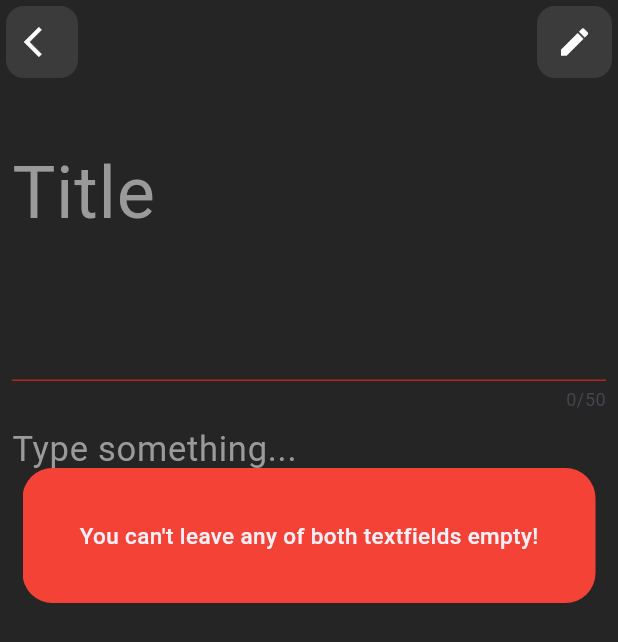
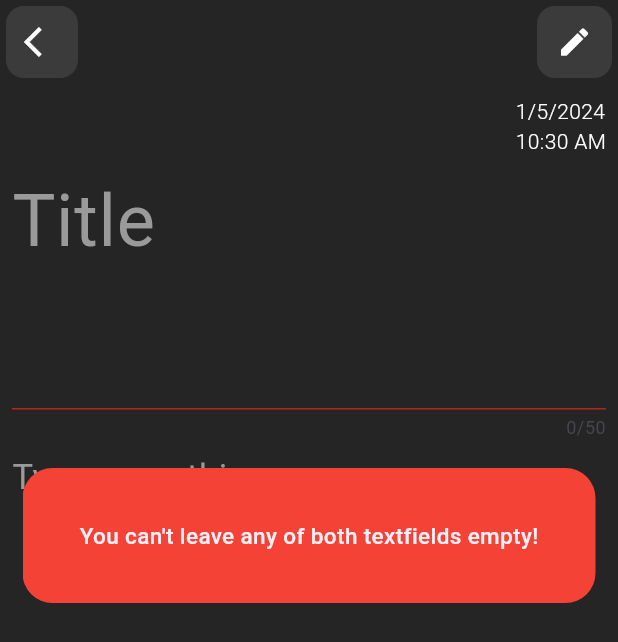
Before and after one commit to Ahmed7773333/Note_app-with-Hive-flutter, a Flutter app: the NotePage screen opened directly with empty values, after a tap on the "edit" icon, on a phone screen of 412 x 824 dp. Shown: the top 642 px of the screen. Run offline on Flutter 3.47's test engine with Material 3 defaults, Android fonts, the phone set to English and light mode, and no system bars; our stand-ins replace hive, hive_flutter; accounts and stored records are empty.

Commit message:
code smells

```diff
--- a/lib/iconbtn.dart
+++ b/lib/iconbtn.dart
@@ -1,18 +1,19 @@
 import 'package:flutter/material.dart';
 
+// ignore: must_be_immutable
 class Iconbtn extends StatelessWidget {
   Icon icon;
   double size;
-  Iconbtn({required this.icon, required this.size});
+  Iconbtn({super.key, required this.icon, required this.size});
 
   @override
   Widget build(BuildContext context) {
     return Container(
-      margin: EdgeInsets.all(4),
+      margin: const EdgeInsets.all(4),
       width: 50,
       height: 50,
       decoration: BoxDecoration(
-        color: Color(0xff3B3B3B),
+        color: const Color(0xff3B3B3B),
         borderRadius: BorderRadius.circular(12),
       ),
       child: icon,
--- /dev/null
+++ b/lib/my_app.dart
@@ -0,0 +1,21 @@
+import 'package:flutter/material.dart';
+import 'package:noota/home.dart';
+
+class NoteApp extends StatelessWidget {
+  const NoteApp({super.key});
+
+  @override
+  Widget build(BuildContext context) {
+    return MaterialApp(
+      debugShowCheckedModeBanner: false,
+      theme: ThemeData(
+        scaffoldBackgroundColor: const Color(0xff252525),
+        appBarTheme: const AppBarTheme(
+          backgroundColor: Colors.transparent,
+          elevation: 0,
+        ),
+      ),
+      home: const HomeScreen(),
+    );
+  }
+}
--- a/lib/myThemeData.dart
+++ b/lib/my_theme_data.dart
@@ -1,14 +1,14 @@
 import 'package:flutter/material.dart';
 
 class MyThemeData {
-  static Color primaryColor = Color(0xFFB7935F);
-  static Color blackColor = Color(0xFF242424);
+  static Color primaryColor = const Color(0xFFB7935F);
+  static Color blackColor = const Color(0xFF242424);
   static ThemeData lightTheme = ThemeData(
       scaffoldBackgroundColor: Colors.transparent,
       textTheme: TextTheme(
           bodySmall: TextStyle(
               fontSize: 20, fontWeight: FontWeight.w400, color: blackColor),
-          bodyMedium: TextStyle(
+          bodyMedium: const TextStyle(
               fontSize: 25,
               fontWeight: FontWeight.w700,
               color: Color(0xFFFFFFFF)),
--- a/lib/note.dart
+++ b/lib/note.dart
@@ -1,4 +1,4 @@
-import 'package:hive/hive.dart';
+import 'package:hive_flutter/hive_flutter.dart';
 
 part 'note.g.dart';
 
@@ -21,7 +21,6 @@ class Note extends HiveObject {
   }) : timeOnclock = DateTime.now() {
     amOrPm = timeOnclock.hour < 12 ? 'AM' : 'PM';
     time =
-        '${(timeOnclock.month)}/${(timeOnclock.day)}/${(timeOnclock.year)}\n${(timeOnclock.hour)}:${(timeOnclock.minute)} ' +
-            amOrPm!;
+        '${(timeOnclock.month)}/${(timeOnclock.day)}/${(timeOnclock.year)}\n${(timeOnclock.hour)}:${(timeOnclock.minute)} ${amOrPm!}';
   }
 }
--- a/lib/notePage.dart
+++ b/lib/note_page.dart
@@ -1,27 +1,23 @@
+// ignore: file_names
 import 'package:flutter/material.dart';
-import 'package:get/get.dart';
-import 'package:hive_flutter/hive_flutter.dart';
-import 'package:note_app/home.dart';
-import 'package:note_app/iconbtn.dart';
-import 'package:note_app/note.dart';
+import 'package:noota/hive_helper.dart';
+import 'package:noota/home.dart';
 
-import 'addnotePage.dart';
+import 'iconbtn.dart';
+import 'note.dart';
 
 class NotePage extends StatefulWidget {
-  final String title;
-  final String subject;
-  final String time;
+  final Note note;
   final TextEditingController _titleController;
   final TextEditingController _subjectController;
   final int index;
 
   NotePage({
-    required this.title,
-    required this.subject,
-    required this.time,
+    super.key,
+    required this.note,
     required this.index,
-  })  : _titleController = TextEditingController(text: title),
-        _subjectController = TextEditingController(text: subject);
+  })  : _titleController = TextEditingController(text: note.title),
+        _subjectController = TextEditingController(text: note.subject);
 
   @override
   State<NotePage> createState() => _NotePageState();
@@ -37,7 +33,7 @@ class _NotePageState extends State<NotePage> {
         leading: InkWell(
           onTap: () => Navigator.pop(context),
           child: Iconbtn(
-            icon: Icon(Icons.arrow_back_ios, color: Colors.white),
+            icon: const Icon(Icons.arrow_back_ios, color: Colors.white),
             size: 24,
           ),
         ),
@@ -53,20 +49,20 @@ class _NotePageState extends State<NotePage> {
                           left: MediaQuery.of(context).size.width * 0.15,
                           bottom: MediaQuery.of(context).size.height * 0.02),
                       actionsAlignment: MainAxisAlignment.center,
-                      backgroundColor: Color(0xff252525),
+                      backgroundColor: const Color(0xff252525),
                       title: Center(
                         child: Padding(
                           padding: EdgeInsets.only(
                               bottom:
                                   MediaQuery.of(context).size.height * 0.02),
-                          child: Icon(
+                          child: const Icon(
                             Icons.info,
                             color: Color(0xff606060),
                             size: 36,
                           ),
                         ),
                       ),
-                      content: Text(
+                      content: const Text(
                         'Saving changes?',
                         style: TextStyle(
                           color: Color(0xffCFCFCF),
@@ -75,10 +71,10 @@ class _NotePageState extends State<NotePage> {
                       ),
                       actions: <Widget>[
                         TextButton(
-                          style: ButtonStyle(
+                          style: const ButtonStyle(
                               backgroundColor:
                                   MaterialStatePropertyAll(Color(0xffFF0000))),
-                          child: Text(
+                          child: const Text(
                             'Discard',
                             style: TextStyle(
                               color: Colors.white,
@@ -92,25 +88,26 @@ class _NotePageState extends State<NotePage> {
                           width: MediaQuery.of(context).size.width * 0.05,
                         ),
                         TextButton(
-                          style: ButtonStyle(
+                          style: const ButtonStyle(
                               backgroundColor:
                                   MaterialStatePropertyAll(Color(0xff30BE71))),
-                          child: Text(
+                          child: const Text(
                             'Save',
                             style: TextStyle(
                               color: Colors.white,
                             ),
                           ),
                           onPressed: () async {
-                            var box = Hive.box<Note>('note');
-                            var note = box.getAt(widget.index);
-                            note!.title = widget._titleController.text;
-                            note.subject = widget._subjectController.text;
-                            await note.save();
+                            var keyy = widget.note.key;
+                            widget.note.title = widget._titleController.text;
+                            widget.note.subject =
+                                widget._subjectController.text;
+                            CrudHelper.update(keyy, widget.note);
+                            // ignore: use_build_context_synchronously
                             Navigator.push(
                               context,
                               MaterialPageRoute(
-                                builder: (context) => HomeScreen(),
+                                builder: (context) => const HomeScreen(),
                               ),
                             );
                           },
@@ -124,18 +121,18 @@ class _NotePageState extends State<NotePage> {
                   SnackBar(
                     padding: EdgeInsets.only(
                         bottom: MediaQuery.of(context).size.height * 0.5),
-                    duration: Duration(milliseconds: 2500),
+                    duration: const Duration(milliseconds: 2500),
                     behavior: SnackBarBehavior.floating,
                     backgroundColor: Colors.transparent,
                     elevation: 0,
                     content: Container(
-                      padding: EdgeInsets.all(16),
+                      padding: const EdgeInsets.all(16),
                       height: 90,
                       decoration: BoxDecoration(
                         color: Colors.red,
                         borderRadius: BorderRadius.circular(20),
                       ),
-                      child: Center(
+                      child: const Center(
                         child: Text(
                           'You can\'t leave any of both textfields empty!',
                           style: TextStyle(
@@ -150,7 +147,7 @@ class _NotePageState extends State<NotePage> {
               }
             },
             child: Iconbtn(
-              icon: Icon(Icons.edit, color: Colors.white),
+              icon: const Icon(Icons.edit, color: Colors.white),
               size: 24,
             ),
           ),
@@ -166,8 +163,8 @@ class _NotePageState extends State<NotePage> {
                 Align(
                   alignment: Alignment.centerRight,
                   child: Text(
-                    widget.time,
-                    style: TextStyle(
+                    widget.note.time ?? '',
+                    style: const TextStyle(
                         color: Colors.white, fontWeight: FontWeight.w300),
                   ),
                 ),
@@ -181,11 +178,11 @@ class _NotePageState extends State<NotePage> {
                     }
                     return null;
                   },
-                  style: TextStyle(
+                  style: const TextStyle(
                     color: Colors.white,
                     fontSize: 34,
                   ),
-                  decoration: InputDecoration(
+                  decoration: const InputDecoration(
                     hintText: 'Title',
                     hintStyle: TextStyle(
                       color: Color(0xff9A9A9A),
@@ -203,8 +200,8 @@ class _NotePageState extends State<NotePage> {
                     }
                     return null;
                   },
-                  style: TextStyle(color: Colors.white, fontSize: 23),
-                  decoration: InputDecoration(
+                  style: const TextStyle(color: Colors.white, fontSize: 23),
+                  decoration: const InputDecoration(
                     hintText: 'Type something...',
                     hintStyle:
                         TextStyle(color: Color(0xff9A9A9A), fontSize: 23),
```
Also changed, not shown: lib/add_note_page.dart (renamed from lib/addnotePage.dart, +33 -27 lines), lib/hive_helper.dart (added, +50 -0 lines), lib/home.dart (+37 -42 lines), lib/main.dart (+4 -34 lines), lib/search.dart (+34 -25 lines), pubspec.yaml (+6 -6 lines), pubspec.lock, 12 other files.
